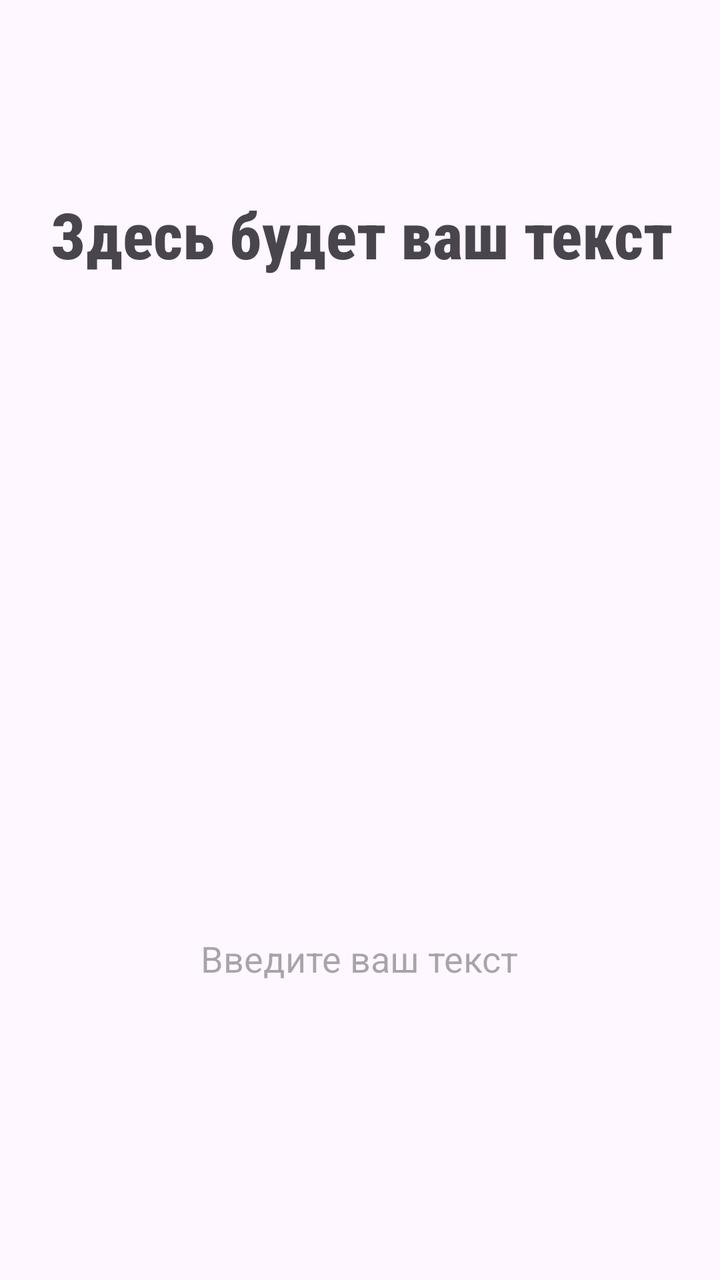
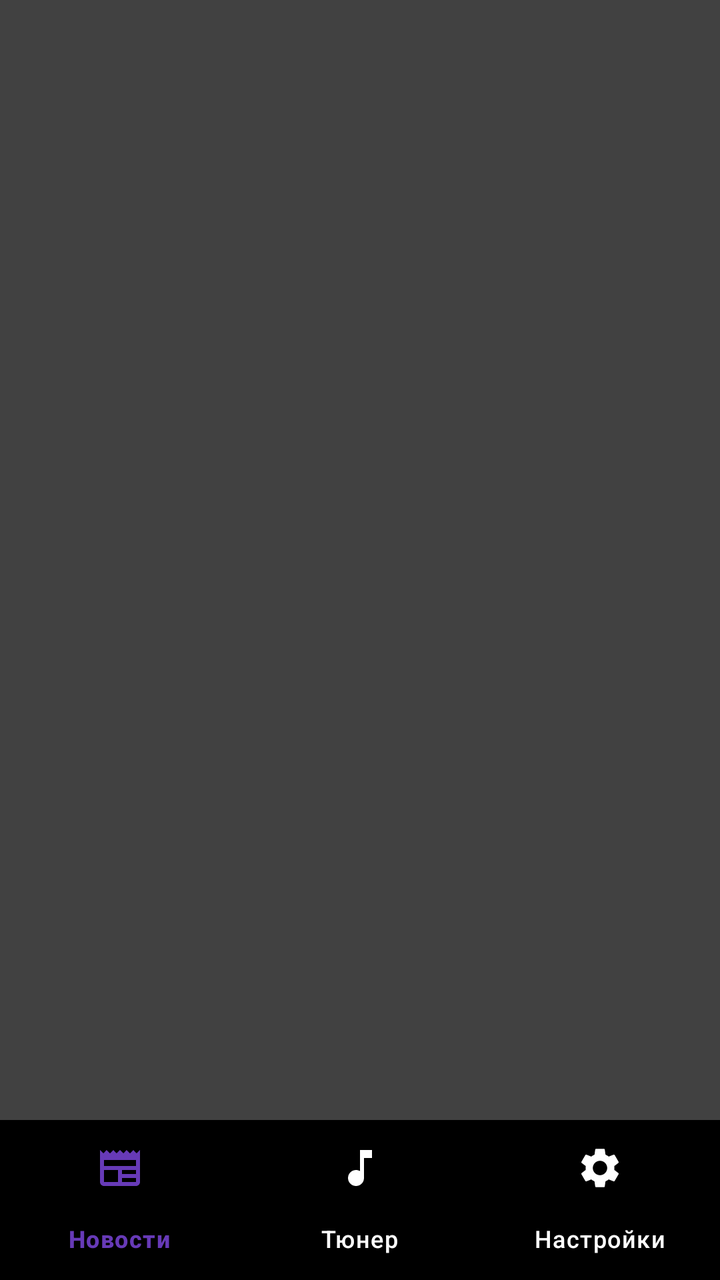

The first picture is an Android layout as it rendered before a commit; the second is the same layout after the commit. The layout source and the unified diff follow.
<!-- AndroidManifest.xml: application theme Theme.AuroraTuner -->
<!-- res/layout/activity_main.xml -->
<?xml version="1.0" encoding="utf-8"?>
<androidx.constraintlayout.widget.ConstraintLayout xmlns:android="http://schemas.android.com/apk/res/android"
    xmlns:app="http://schemas.android.com/apk/res-auto"
    xmlns:tools="http://schemas.android.com/tools"
    android:layout_width="match_parent"
    android:layout_height="match_parent"
    tools:context=".MainActivity">

    <TextView
        android:id="@+id/showcase"
        android:layout_width="wrap_content"
        android:layout_height="wrap_content"
        android:fontFamily="sans-serif-condensed-medium"
        android:textSize="32sp"
        android:textStyle="bold"
        android:text="@string/showcase"
        app:layout_constraintBottom_toBottomOf="parent"
        app:layout_constraintEnd_toEndOf="parent"
        app:layout_constraintHorizontal_bias="0.52"
        app:layout_constraintStart_toStartOf="parent"
        app:layout_constraintTop_toTopOf="parent"
        app:layout_constraintVertical_bias="0.16000003" />

    <Button
        android:id="@+id/button"
        android:layout_width="289dp"
        android:layout_height="66dp"
        android:layout_marginStart="61dp"
        android:layout_marginTop="276dp"
        android:layout_marginEnd="61dp"
        android:layout_marginBottom="232dp"
        android:fontFamily="sans-serif-condensed-medium"
        android:textSize="32sp"
        android:text="@string/button"
        app:layout_constraintBottom_toBottomOf="parent"
        app:layout_constraintEnd_toEndOf="parent"
        app:layout_constraintStart_toStartOf="parent"
        app:layout_constraintTop_toBottomOf="@+id/showcase" />

    <EditText
        android:id="@+id/ticket"
        android:layout_width="206dp"
        android:layout_height="65dp"
        android:layout_marginStart="100dp"
        android:layout_marginTop="62dp"
        android:layout_marginEnd="101dp"
        android:layout_marginBottom="125dp"
        android:ems="10"
        android:hint="@string/hint"
        android:inputType="text"
        android:textAlignment="center"
        android:backgroundTint="@color/transparent"
        app:layout_constraintBottom_toBottomOf="parent"
        app:layout_constraintEnd_toEndOf="parent"
        app:layout_constraintStart_toStartOf="parent"
        app:layout_constraintTop_toBottomOf="@+id/button" />

</androidx.constraintlayout.widget.ConstraintLayout>
<!-- resources referenced by this layout -->
<resources>
  <color name="transparent">#000000FF</color>
  <string name="button">Написать</string>
  <string name="hint">Введите ваш текст</string>
  <string name="showcase">Здесь будет ваш текст</string>
  <style name="Theme.AuroraTuner" parent="Base.Theme.AuroraTuner" />
  <style name="Base.Theme.AuroraTuner" parent="Theme.Material3.DayNight.NoActionBar">
          
          
      </style>
</resources>

<!-- the commit's change to res/layout/activity_main.xml (unified diff, before → after) -->
@@ -6,53 +6,31 @@
     android:layout_height="match_parent"
     tools:context=".MainActivity">
 
-    <TextView
-        android:id="@+id/showcase"
-        android:layout_width="wrap_content"
+    <com.google.android.material.bottomnavigation.BottomNavigationView
+        android:id="@+id/bottomNavigationPanel"
+        android:layout_width="match_parent"
         android:layout_height="wrap_content"
-        android:fontFamily="sans-serif-condensed-medium"
-        android:textSize="32sp"
-        android:textStyle="bold"
-        android:text="@string/showcase"
-        app:layout_constraintBottom_toBottomOf="parent"
-        app:layout_constraintEnd_toEndOf="parent"
-        app:layout_constraintHorizontal_bias="0.52"
-        app:layout_constraintStart_toStartOf="parent"
-        app:layout_constraintTop_toTopOf="parent"
-        app:layout_constraintVertical_bias="0.16000003" />
-
-    <Button
-        android:id="@+id/button"
-        android:layout_width="289dp"
-        android:layout_height="66dp"
-        android:layout_marginStart="61dp"
-        android:layout_marginTop="276dp"
-        android:layout_marginEnd="61dp"
-        android:layout_marginBottom="232dp"
-        android:fontFamily="sans-serif-condensed-medium"
-        android:textSize="32sp"
-        android:text="@string/button"
+        android:background="@color/black"
         app:layout_constraintBottom_toBottomOf="parent"
         app:layout_constraintEnd_toEndOf="parent"
         app:layout_constraintStart_toStartOf="parent"
-        app:layout_constraintTop_toBottomOf="@+id/showcase" />
+        app:menu="@menu/nav"
+        app:itemTextColor="@drawable/nav_bar_selector"
+        app:itemIconTint="@drawable/nav_bar_selector"
+        app:itemActiveIndicatorStyle="@style/App.Custom.Indicator">
 
-    <EditText
-        android:id="@+id/ticket"
-        android:layout_width="206dp"
-        android:layout_height="65dp"
-        android:layout_marginStart="100dp"
-        android:layout_marginTop="62dp"
-        android:layout_marginEnd="101dp"
-        android:layout_marginBottom="125dp"
-        android:ems="10"
-        android:hint="@string/hint"
-        android:inputType="text"
-        android:textAlignment="center"
-        android:backgroundTint="@color/transparent"
-        app:layout_constraintBottom_toBottomOf="parent"
+    </com.google.android.material.bottomnavigation.BottomNavigationView>
+
+    <FrameLayout
+        android:id="@+id/frameLayout"
+        android:layout_width="0dp"
+        android:layout_height="0dp"
+        android:background="@color/gray"
+        app:layout_constraintBottom_toTopOf="@+id/bottomNavigationPanel"
         app:layout_constraintEnd_toEndOf="parent"
         app:layout_constraintStart_toStartOf="parent"
-        app:layout_constraintTop_toBottomOf="@+id/button" />
+        app:layout_constraintTop_toTopOf="parent">
+
+    </FrameLayout>
 
 </androidx.constraintlayout.widget.ConstraintLayout>
<!-- resource entries referenced after the edit -->
@@ -1,13 +1,25 @@
 <!-- resources referenced by this layout -->
 <resources>
+  <color name="black">#FF000000</color>
+  <color name="gray">#414141</color>
+  <!-- drawable nav_bar_selector (drawable) -->
+  <?xml version="1.0" encoding="utf-8"?>
+  <selector xmlns:android="http://schemas.android.com/apk/res/android">
+      <item android:state_checked="true" android:color = "@color/nav_bar_colorPrimary"/>
+      <item android:state_checked="false" android:color = "@color/white"/>
+  </selector>
+  <style name="App.Custom.Indicator" parent="Widget.Material3.BottomNavigationView.ActiveIndicator">
+          <item name="android:color">@color/transparent</item>
+      </style>
   <color name="transparent">#000000FF</color>
-  <string name="button">Написать</string>
-  <string name="hint">Введите ваш текст</string>
-  <string name="showcase">Здесь будет ваш текст</string>
   <style name="Theme.AuroraTuner" parent="Base.Theme.AuroraTuner" />
+  <color name="nav_bar_colorPrimary">#673AB7</color>
+  <color name="white">#FFFFFFFF</color>
   <style name="Base.Theme.AuroraTuner" parent="Theme.Material3.DayNight.NoActionBar">
           
           
+          <item name="android:navigationBarColor">@color/black</item>
+          <item name="colorPrimaryDark">@color/black</item>
       </style>
 </resources>
 
